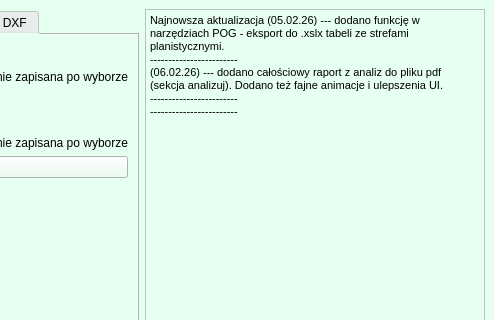
Above: bober_os_dialog_base.ui from pankonduktortoja/BoberOS before the change; both pictures show x 606 to 1100 and y 0 to 320 of the 1100 by 600 pixel window. Below: the same form after it.
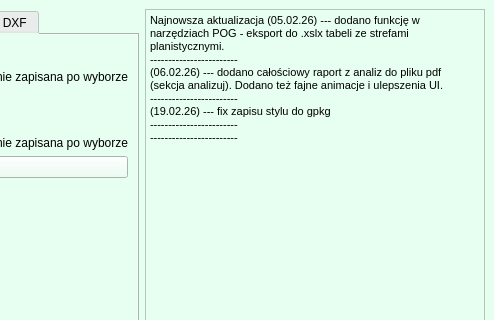
That is the form after the change. Custom widgets are drawn as their Qt base class.

Commit message: fix style save to gpkg

What changed in the file:
```diff
--- a/bober_os_dialog_base.ui
+++ b/bober_os_dialog_base.ui
@@ -2378,6 +2378,8 @@
 &lt;p style=&quot; margin-top:0px; margin-bottom:0px; margin-left:0px; margin-right:0px; -qt-block-indent:0; text-indent:0px;&quot;&gt;------------------------&lt;/p&gt;
 &lt;p style=&quot; margin-top:0px; margin-bottom:0px; margin-left:0px; margin-right:0px; -qt-block-indent:0; text-indent:0px;&quot;&gt;(06.02.26) --- dodano całościowy raport z analiz do pliku pdf (sekcja analizuj). Dodano też fajne animacje i ulepszenia UI.&lt;/p&gt;
 &lt;p style=&quot; margin-top:0px; margin-bottom:0px; margin-left:0px; margin-right:0px; -qt-block-indent:0; text-indent:0px;&quot;&gt;------------------------&lt;/p&gt;
+&lt;p style=&quot; margin-top:0px; margin-bottom:0px; margin-left:0px; margin-right:0px; -qt-block-indent:0; text-indent:0px;&quot;&gt;(19.02.26) --- fix zapisu stylu do gpkg&lt;/p&gt;
+&lt;p style=&quot; margin-top:0px; margin-bottom:0px; margin-left:0px; margin-right:0px; -qt-block-indent:0; text-indent:0px;&quot;&gt;------------------------&lt;/p&gt;
 &lt;p style=&quot; margin-top:0px; margin-bottom:0px; margin-left:0px; margin-right:0px; -qt-block-indent:0; text-indent:0px;&quot;&gt;------------------------&lt;/p&gt;&lt;/body&gt;&lt;/html&gt;</string>
         </property>
        </widget>
```
The commit also changes 2 other files.
